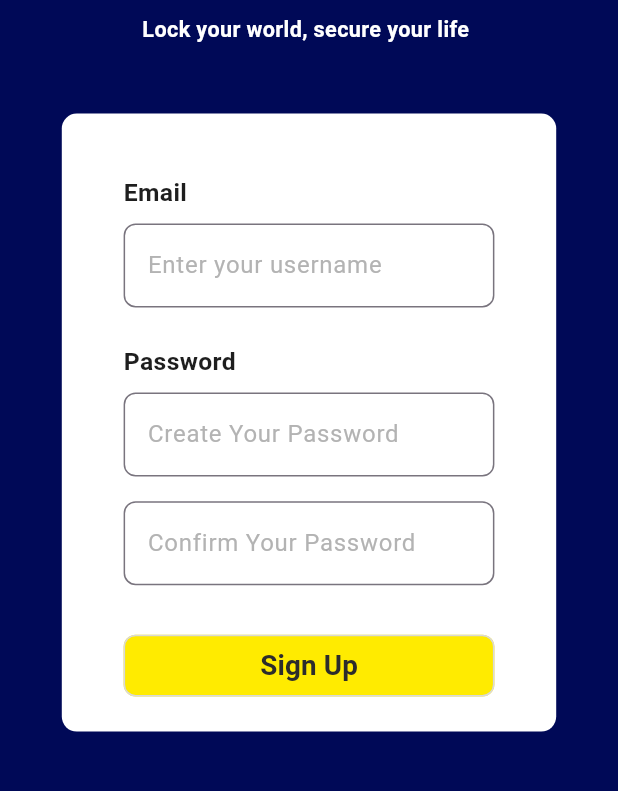
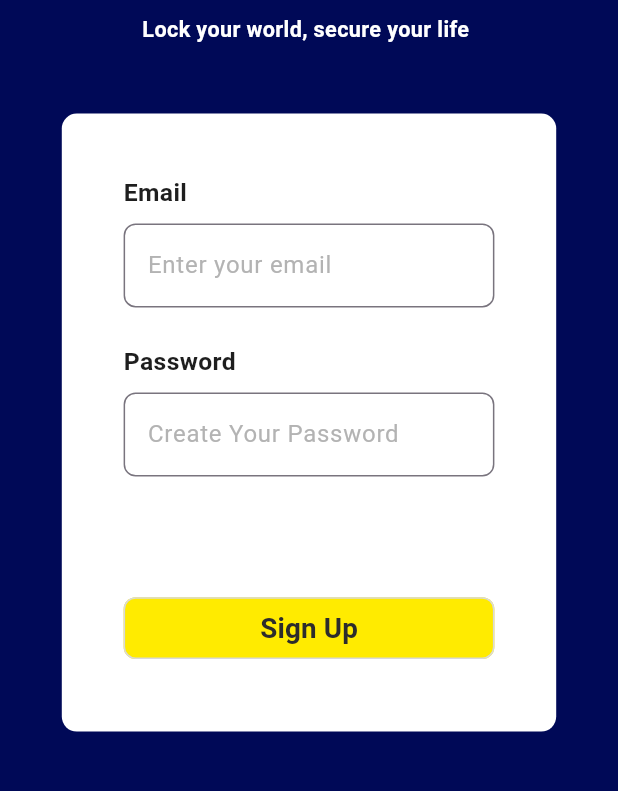
Before and after one commit to 6510685040/CN322-AuthenticaTU, a Flutter app: the screen it shows after launch, after a tap on "Sign Up", on a phone screen of 412 x 824 dp, the part 319-1110 px from its top. Run offline on Flutter 3.47's test engine with Material 3 defaults, Android fonts, the phone set to English and light mode, and no system bars; our stand-ins replace firebase_auth, firebase_core; accounts and stored records are empty; network calls fail; Roboto replaces fonts that are missing (Geist).

Commit message:
in progress

```diff
--- /dev/null
+++ b/lib/Screen/auth_service.dart
@@ -0,0 +1,53 @@
+import 'package:firebase_auth/firebase_auth.dart';
+import 'package:flutter/foundation.dart';
+
+ValueNotifier<AuthService> authService = ValueNotifier(AuthService());
+
+class AuthService {
+  final FirebaseAuth firebaseAuth = FirebaseAuth.instance;
+
+  User? get currentUser => firebaseAuth.currentUser;
+
+  Stream<User?> get authStateChanges => firebaseAuth.authStateChanges();
+
+  Future<UserCredential> signIn({
+    required String email,
+    required String password,
+  }) async {
+    return await firebaseAuth.signInWithEmailAndPassword(
+      email: email,
+      password: password,
+    );
+  }
+
+  Future<UserCredential> createAccount({
+    required String email,
+    required String password,
+  }) async {
+    return await firebaseAuth.createUserWithEmailAndPassword(
+      email: email,
+      password: password,
+    );
+  }
+
+  Future<void> signOut() async {
+    await firebaseAuth.signOut();
+  }
+
+  Future<void> resetPassword({required String email}) async {
+    await firebaseAuth.sendPasswordResetEmail(email: email);
+  }
+
+  Future<void> resetPasswordFromCurrentPassword({
+    required String currentPassword,
+    required String newPassword,
+    required String email,
+  }) async {
+    AuthCredential credential = EmailAuthProvider.credential(
+      email: email,
+      password: currentPassword,
+    );
+    await currentUser!.reauthenticateWithCredential(credential);
+    await currentUser!.updatePassword(newPassword);
+  }
+}
--- a/lib/Screen/signup.dart
+++ b/lib/Screen/signup.dart
@@ -1,7 +1,31 @@
+import 'package:authenticatu/Screen/auth_service.dart';
 import 'package:authenticatu/Screen/login.dart';
+import 'package:firebase_auth/firebase_auth.dart';
 import 'package:flutter/material.dart';
 
-class SignUpScreen extends StatelessWidget {
+class SignUpScreen extends StatefulWidget {
+  @override
+  State<SignUpScreen> createState() => _SignUpScreenState();
+}
+
+class _SignUpScreenState extends State<SignUpScreen> {
+  final TextEditingController controllerEmail = TextEditingController();
+  final TextEditingController controllerPassword = TextEditingController();
+  String errorMessage = '';
+
+  void register() async {
+    try {
+      await authService.value.createAccount(
+        email: controllerEmail.text,
+        password: controllerPassword.text,
+      );
+    } on FirebaseAuthException catch (e) {
+      setState(() {
+        errorMessage = e.message ?? 'There is an error';
+      });
+    }
+  }
+
   @override
   Widget build(BuildContext context) {
     final screenWidth = MediaQuery.of(context).size.width;
@@ -15,7 +39,6 @@ class SignUpScreen extends StatelessWidget {
           height: screenHeight,
           child: Stack(
             children: [
-
               Positioned(
                 top: screenHeight * 0.20,
                 left: screenWidth * 0.20,
@@ -40,7 +63,7 @@ class SignUpScreen extends StatelessWidget {
                 ),
               ),
 
-            Positioned(
+              Positioned(
                 top: screenHeight * 0.27,
                 left: screenWidth * 0.23,
                 child: Text(
@@ -93,8 +116,9 @@ class SignUpScreen extends StatelessWidget {
                           horizontal: screenWidth * 0.10,
                         ),
                         child: TextField(
+                          controller: controllerEmail,
                           decoration: InputDecoration(
-                            hintText: 'Enter your username',
+                            hintText: 'Enter your email',
                             hintStyle: TextStyle(color: Color(0xFFB3B3B3)),
                             border: OutlineInputBorder(
                               borderRadius: BorderRadius.circular(8),
@@ -129,6 +153,7 @@ class SignUpScreen extends StatelessWidget {
                           horizontal: screenWidth * 0.10,
                         ),
                         child: TextField(
+                          controller: controllerPassword,
                           obscureText: true,
                           decoration: InputDecoration(
                             hintText: 'Create Your Password',
@@ -142,25 +167,30 @@ class SignUpScreen extends StatelessWidget {
                       ),
                       SizedBox(height: screenHeight * 0.02),
                       // Password Labe
-                      Padding(
-                        padding: EdgeInsets.symmetric(
-                          horizontal: screenWidth * 0.10,
-                        ),
-                        child: TextField(
-                          obscureText: true,
-                          decoration: InputDecoration(
-                            hintText: 'Confirm Your Password',
-                            hintStyle: TextStyle(color: Color(0xFFB3B3B3)),
-                            border: OutlineInputBorder(
-                              borderRadius: BorderRadius.circular(8),
-                              borderSide: BorderSide(color: Color(0xFFD9D9D9)),
-                            ),
-                          ),
-                        ),
+                      // Padding(
+                      //   padding: EdgeInsets.symmetric(
+                      //     horizontal: screenWidth * 0.10,
+                      //   ),
+                      //   child: TextField(
+                      //     controller: _confirmPasswordController,
+                      //     obscureText: true,
+                      //     decoration: InputDecoration(
+                      //       hintText: 'Confirm Your Password',
+                      //       hintStyle: TextStyle(color: Color(0xFFB3B3B3)),
+                      //       border: OutlineInputBorder(
+                      //         borderRadius: BorderRadius.circular(8),
+                      //         borderSide: BorderSide(color: Color(0xFFD9D9D9)),
+                      //       ),
+                      //     ),
+                      //   ),
 
+                      //),
+                      Text(
+                        errorMessage,
+                        style: TextStyle(color: Colors.redAccent),
                       ),
+                      const SizedBox(height: 10),
                       SizedBox(height: screenHeight * 0.04),
-
                       // Sign Up Button
                       Padding(
                         padding: EdgeInsets.symmetric(
@@ -176,19 +206,17 @@ class SignUpScreen extends StatelessWidget {
                               side: BorderSide(color: Color(0xFFD9D9D9)),
                               shape: RoundedRectangleBorder(
                                 borderRadius: BorderRadius.circular(8),
-
                               ),
                             ),
-                            onPressed: () {
-                              Navigator.push(
-                                context,
-                                MaterialPageRoute(
-                                  builder: (context) => LoginScreen(),
-                                ),
-                              );
-                            },
+                            onPressed: register, //{
+                            // Navigator.push(
+                            //   context,
+                            //   MaterialPageRoute(
+                            //     builder: (context) => LoginScreen(),
+                            //   ),
+                            // );
+                            //}
                             child: Text(
-
                               'Sign Up',
                               style: TextStyle(
                                 fontFamily: 'Geist',
@@ -207,7 +235,7 @@ class SignUpScreen extends StatelessWidget {
             ],
           ),
         ),
-        ),
+      ),
     );
   }
 }
--- a/lib/main.dart
+++ b/lib/main.dart
@@ -1,8 +1,10 @@
 import 'package:authenticatu/Screen/login.dart';
 import 'package:flutter/material.dart';
+import 'package:firebase_core/firebase_core.dart';
+import 'firebase_options.dart';
 
-void main() {
-  runApp(MaterialApp(
-    home : LoginScreen(),
-  ));
+void main() async {
+  WidgetsFlutterBinding.ensureInitialized();
+  await Firebase.initializeApp(options: DefaultFirebaseOptions.currentPlatform);
+  runApp(MaterialApp(home: LoginScreen()));
 }
--- a/pubspec.yaml
+++ b/pubspec.yaml
@@ -34,6 +34,8 @@ dependencies:
   # The following adds the Cupertino Icons font to your application.
   # Use with the CupertinoIcons class for iOS style icons.
   cupertino_icons: ^1.0.8
+  firebase_core: ^3.13.0
+  firebase_auth: ^5.5.2
 
 dev_dependencies:
   flutter_test:
```
Also changed, not shown: lib/Screen/auth_layout.dart (added, +10 -0 lines), firebase.json (added), lib/firebase_options.dart (added), pubspec.lock, 6 other files.
